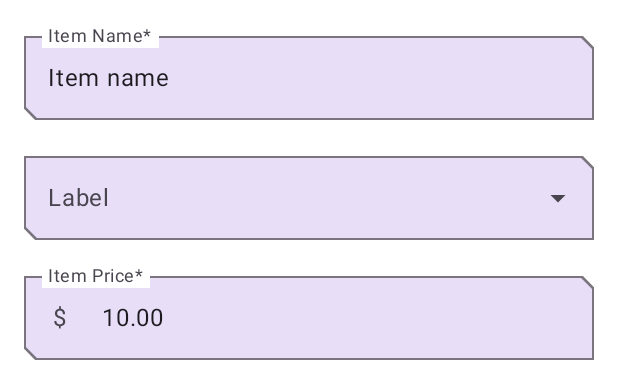
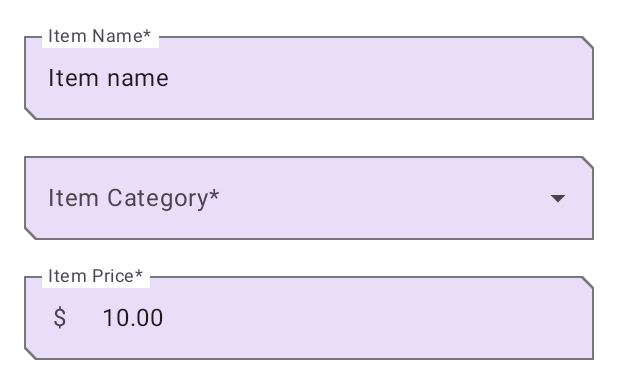
Before and after one commit to pspletinckx/SuppliesForAndroid, an Android app built with Jetpack Compose: the @Preview function ItemEntryScreenPreview, on a phone screen of 412 x 824 dp. Shown: the top 378 px of the screen. Run offline under Robolectric (Android 15) with nearby library versions, the phone set to English and light mode, and no system bars.

Commit message:
Small cleanup

```diff
--- a/app/src/main/java/be/pieterpletinckx/supplystorage/ui/item/ItemDetailsScreen.kt
+++ b/app/src/main/java/be/pieterpletinckx/supplystorage/ui/item/ItemDetailsScreen.kt
@@ -280,7 +280,7 @@ fun ItemDetailsScreenPreview() {
         ItemDetailsBody(
             ItemDetailsUiState(
                 outOfStock = true,
-                itemDetails = be.pieterpletinckx.supplystorage.ui.item.ItemDetails(1, "Pen", "$100", "10")
+                itemDetails = ItemDetails(1, "Pen", "$100", "10", "Office")
         ), onSellItem = {}, onDelete = {})
     }
 }
--- a/app/src/main/java/be/pieterpletinckx/supplystorage/ui/item/ItemEntryScreen.kt
+++ b/app/src/main/java/be/pieterpletinckx/supplystorage/ui/item/ItemEntryScreen.kt
@@ -170,7 +170,7 @@ fun ItemInputForm(
         DynamicSelectTextField(
             selectedValue = itemDetails.category,
             options = Datasource().loadCategories().map { stringResource(it.name) },
-            label = "Label",
+            label = stringResource(id = R.string.item_category_req),
             onValueChangedEvent = { onValueChange(itemDetails.copy(category = it)) },
             colors = OutlinedTextFieldDefaults.colors(
                 focusedContainerColor = MaterialTheme.colorScheme.secondaryContainer,
```
